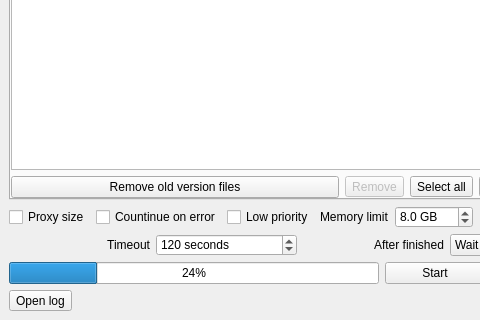
This is lib/batchrender/view/mainwindow.ui in NateScarlet/NukeBatchRender as Qt 5 draws it before an edit; both pictures show x 0 to 480 and y 480 to 800 of the 600 by 800 pixel window. The edited form follows.
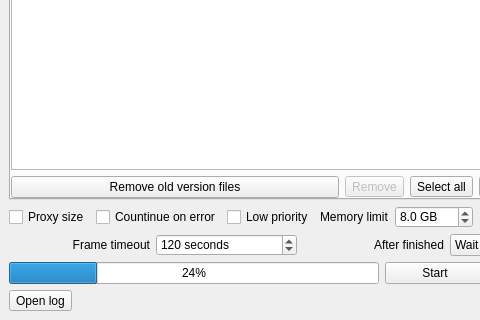
This is the edited form.

Diff of the .ui file:
```diff
--- a/lib/batchrender/view/mainwindow.ui
+++ b/lib/batchrender/view/mainwindow.ui
@@ -252,7 +252,7 @@
       <item alignment="Qt::AlignRight">
        <widget class="QLabel" name="label_4">
         <property name="text">
-         <string>Timeout</string>
+         <string>Frame timeout</string>
         </property>
         <property name="alignment">
          <set>Qt::AlignRight|Qt::AlignTrailing|Qt::AlignVCenter</set>
```
Left out of the diff: 2 changed lines with no effect on the pictures.
